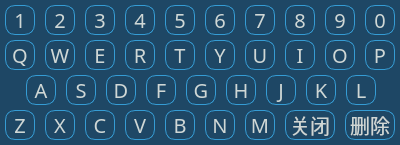
jiangyerui/Bevone, file Keyboard/Keyboard.ui: the form before one commit.
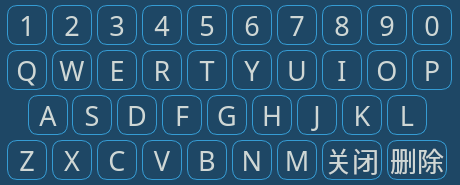
The form after the commit.

Commit message: 修改:         Bevone.pro.user 	修改:         CanMoudle/canmoudle.cpp 	修改:         Imframe/Imframe.cpp 	修改:         Keyboard/Keyboard.ui 	修改:         MainPage/mainwindow.cpp 	修改:         MainPage/mainwindow.ui 	修改:         Record/record.cpp 	修改:         Record/record.ui 	修改:         SystemSet/systemset.cpp 	修改:         SystemSet/systemset.ui 	修改:         TcpServer/tcpserver.cpp 	修改:         UserLogin/userlogin.ui 	修改:         image.qrc 	DejaVuSans.ttf 	Image/.directory 	Image/Bevone.png 	Image/backGround.png 	Image/devGround.png

```diff
--- a/Keyboard/Keyboard.ui
+++ b/Keyboard/Keyboard.ui
@@ -6,14 +6,14 @@
    <rect>
     <x>0</x>
     <y>0</y>
-    <width>400</width>
-    <height>145</height>
+    <width>460</width>
+    <height>185</height>
    </rect>
   </property>
   <property name="font">
    <font>
     <family>文泉驿等宽微米黑</family>
-    <pointsize>15</pointsize>
+    <pointsize>20</pointsize>
     <italic>false</italic>
    </font>
   </property>
@@ -39,10 +39,10 @@
   <widget class="QPushButton" name="pBtn_1">
    <property name="geometry">
     <rect>
-     <x>5</x>
+     <x>7</x>
      <y>5</y>
-     <width>30</width>
-     <height>30</height>
+     <width>40</width>
+     <height>40</height>
     </rect>
    </property>
    <property name="sizePolicy">
@@ -60,7 +60,7 @@
    <property name="font">
     <font>
      <family>文泉驿等宽微米黑</family>
-     <pointsize>15</pointsize>
+     <pointsize>20</pointsize>
      <weight>50</weight>
      <italic>false</italic>
      <bold>false</bold>
@@ -76,10 +76,10 @@
   <widget class="QPushButton" name="pBtn_2">
    <property name="geometry">
     <rect>
-     <x>45</x>
+     <x>52</x>
      <y>5</y>
-     <width>30</width>
-     <height>30</height>
+     <width>40</width>
+     <height>40</height>
     </rect>
    </property>
    <property name="sizePolicy">
@@ -97,7 +97,7 @@
    <property name="font">
     <font>
      <family>文泉驿等宽微米黑</family>
-     <pointsize>15</pointsize>
+     <pointsize>20</pointsize>
      <weight>50</weight>
      <italic>false</italic>
      <bold>false</bold>
@@ -113,10 +113,10 @@
   <widget class="QPushButton" name="pBtn_3">
    <property name="geometry">
     <rect>
-     <x>85</x>
+     <x>97</x>
      <y>5</y>
-     <width>30</width>
-     <height>30</height>
+     <width>40</width>
+     <height>40</height>
     </rect>
    </property>
    <property name="sizePolicy">
@@ -134,7 +134,7 @@
    <property name="font">
     <font>
      <family>文泉驿等宽微米黑</family>
-     <pointsize>15</pointsize>
+     <pointsize>20</pointsize>
      <weight>50</weight>
      <italic>false</italic>
      <bold>false</bold>
@@ -150,10 +150,10 @@
   <widget class="QPushButton" name="pBtn_4">
    <property name="geometry">
     <rect>
-     <x>125</x>
+     <x>142</x>
      <y>5</y>
-     <width>30</width>
-     <height>30</height>
+     <width>40</width>
+     <height>40</height>
     </rect>
    </property>
    <property name="sizePolicy">
@@ -171,7 +171,7 @@
    <property name="font">
     <font>
      <family>文泉驿等宽微米黑</family>
-     <pointsize>15</pointsize>
+     <pointsize>20</pointsize>
      <weight>50</weight>
      <italic>false</italic>
      <bold>false</bold>
@@ -187,10 +187,10 @@
   <widget class="QPushButton" name="pBtn_5">
    <property name="geometry">
     <rect>
-     <x>165</x>
+     <x>187</x>
      <y>5</y>
-     <width>30</width>
-     <height>30</height>
+     <width>40</width>
+     <height>40</height>
     </rect>
    </property>
    <property name="sizePolicy">
@@ -208,7 +208,7 @@
    <property name="font">
     <font>
      <family>文泉驿等宽微米黑</family>
-     <pointsize>15</pointsize>
+     <pointsize>20</pointsize>
      <weight>50</weight>
      <italic>false</italic>
      <bold>false</bold>
@@ -224,10 +224,10 @@
   <widget class="QPushButton" name="pBtn_6">
    <property name="geometry">
     <rect>
-     <x>205</x>
+     <x>232</x>
      <y>5</y>
-     <width>30</width>
-     <height>30</height>
+     <width>40</width>
+     <height>40</height>
     </rect>
    </property>
    <property name="sizePolicy">
@@ -245,7 +245,7 @@
    <property name="font">
     <font>
      <family>文泉驿等宽微米黑</family>
-     <pointsize>15</pointsize>
+     <pointsize>20</pointsize>
      <weight>50</weight>
      <italic>false</italic>
      <bold>false</bold>
@@ -261,10 +261,10 @@
   <widget class="QPushButton" name="pBtn_7">
    <property name="geometry">
     <rect>
-     <x>245</x>
+     <x>277</x>
      <y>5</y>
-     <width>30</width>
-     <height>30</height>
+     <width>40</width>
+     <height>40</height>
     </rect>
    </property>
    <property name="sizePolicy">
@@ -282,7 +282,7 @@
    <property name="font">
     <font>
      <family>文泉驿等宽微米黑</family>
-     <pointsize>15</pointsize>
+     <pointsize>20</pointsize>
      <weight>50</weight>
      <italic>false</italic>
      <bold>false</bold>
@@ -298,10 +298,10 @@
   <widget class="QPushButton" name="pBtn_10">
    <property name="geometry">
     <rect>
-     <x>365</x>
+     <x>412</x>
      <y>5</y>
-     <width>30</width>
-     <height>30</height>
+     <width>40</width>
+     <height>40</height>
     </rect>
    </property>
    <property name="sizePolicy">
@@ -319,7 +319,7 @@
    <property name="font">
     <font>
      <family>文泉驿等宽微米黑</family>
-     <pointsize>15</pointsize>
+     <pointsize>20</pointsize>
      <weight>50</weight>
      <italic>false</italic>
      <bold>false</bold>
@@ -335,10 +335,10 @@
   <widget class="QPushButton" name="pBtn_8">
    <property name="geometry">
     <rect>
-     <x>285</x>
+     <x>322</x>
      <y>5</y>
-     <width>30</width>
-     <height>30</height>
+     <width>40</width>
+     <height>40</height>
     </rect>
    </property>
    <property name="sizePolicy">
@@ -356,7 +356,7 @@
    <property name="font">
     <font>
      <family>文泉驿等宽微米黑</family>
-     <pointsize>15</pointsize>
+     <pointsize>20</pointsize>
      <weight>50</weight>
      <italic>false</italic>
      <bold>false</bold>
@@ -372,10 +372,10 @@
   <widget class="QPushButton" name="pBtn_9">
    <property name="geometry">
     <rect>
-     <x>325</x>
+     <x>367</x>
      <y>5</y>
-     <width>30</width>
-     <height>30</height>
+     <width>40</width>
+     <height>40</height>
     </rect>
    </property>
    <property name="sizePolicy">
@@ -393,7 +393,7 @@
    <property name="font">
     <font>
      <family>文泉驿等宽微米黑</family>
-     <pointsize>15</pointsize>
+     <pointsize>20</pointsize>
      <weight>50</weight>
      <italic>false</italic>
      <bold>false</bold>
@@ -409,10 +409,10 @@
   <widget class="QPushButton" name="pBtn_q">
    <property name="geometry">
     <rect>
-     <x>5</x>
-     <y>40</y>
-     <width>30</width>
-     <height>30</height>
+     <x>7</x>
+     <y>50</y>
+     <width>40</width>
+     <height>40</height>
     </rect>
    </property>
    <property name="sizePolicy">
@@ -430,7 +430,7 @@
    <property name="font">
     <font>
      <family>文泉驿等宽微米黑</family>
-     <pointsize>15</pointsize>
+     <pointsize>20</pointsize>
      <weight>50</weight>
      <italic>false</italic>
      <bold>false</bold>
@@ -446,10 +446,10 @@
   <widget class="QPushButton" name="pBtn_w">
    <property name="geometry">
     <rect>
-     <x>45</x>
-     <y>40</y>
-     <width>30</width>
-     <height>30</height>
+     <x>52</x>
+     <y>50</y>
+     <width>40</width>
+     <height>40</height>
     </rect>
    </property>
    <property name="sizePolicy">
@@ -467,7 +467,7 @@
    <property name="font">
     <font>
      <family>文泉驿等宽微米黑</family>
-     <pointsize>15</pointsize>
+     <pointsize>20</pointsize>
      <weight>50</weight>
      <italic>false</italic>
      <bold>false</bold>
@@ -483,10 +483,10 @@
   <widget class="QPushButton" name="pBtn_e">
    <property name="geometry">
     <rect>
-     <x>85</x>
-     <y>40</y>
-     <width>30</width>
-     <height>30</height>
+     <x>97</x>
+     <y>50</y>
+     <width>40</width>
+     <height>40</height>
     </rect>
    </property>
    <property name="sizePolicy">
@@ -504,7 +504,7 @@
    <property name="font">
     <font>
      <family>文泉驿等宽微米黑</family>
-     <pointsize>15</pointsize>
+     <pointsize>20</pointsize>
      <weight>50</weight>
      <italic>false</italic>
      <bold>false</bold>
@@ -520,10 +520,10 @@
   <widget class="QPushButton" name="pBtn_r">
    <property name="geometry">
     <rect>
-     <x>125</x>
-     <y>40</y>
-     <width>30</width>
-     <height>30</height>
+     <x>142</x>
+     <y>50</y>
+     <width>40</width>
+     <height>40</height>
     </rect>
    </property>
    <property name="sizePolicy">
@@ -541,7 +541,7 @@
    <property name="font">
     <font>
      <family>文泉驿等宽微米黑</family>
-     <pointsize>15</pointsize>
+     <pointsize>20</pointsize>
      <weight>50</weight>
      <italic>false</italic>
      <bold>false</bold>
@@ -557,10 +557,10 @@
   <widget class="QPushButton" name="pBtn_t">
    <property name="geometry">
     <rect>
-     <x>165</x>
-     <y>40</y>
-     <width>30</width>
-     <height>30</height>
+     <x>187</x>
+     <y>50</y>
+     <width>40</width>
+     <height>40</height>
     </rect>
    </property>
    <property name="sizePolicy">
@@ -578,7 +578,7 @@
    <property name="font">
     <font>
      <family>文泉驿等宽微米黑</family>
-     <pointsize>15</pointsize>
+     <pointsize>20</pointsize>
      <weight>50</weight>
      <italic>false</italic>
      <bold>false</bold>
@@ -594,10 +594,10 @@
   <widget class="QPushButton" name="pBtn_y">
    <property name="geometry">
     <rect>
-     <x>205</x>
-     <y>40</y>
-     <width>30</width>
-     <height>30</height>
+     <x>232</x>
+     <y>50</y>
+     <width>40</width>
+     <height>40</height>
     </rect>
    </property>
    <property name="sizePolicy">
@@ -615,7 +615,7 @@
    <property name="font">
     <font>
      <family>文泉驿等宽微米黑</family>
-     <pointsize>15</pointsize>
+     <pointsize>20</pointsize>
      <weight>50</weight>
      <italic>false</italic>
      <bold>false</bold>
@@ -631,10 +631,10 @@
   <widget class="QPushButton" name="pBtn_u">
    <property name="geometry">
     <rect>
-     <x>245</x>
-     <y>40</y>
-     <width>30</width>
-     <height>30</height>
+     <x>277</x>
+     <y>50</y>
+     <width>40</width>
+     <height>40</height>
     </rect>
    </property>
    <property name="sizePolicy">
@@ -652,7 +652,7 @@
    <property name="font">
     <font>
      <family>文泉驿等宽微米黑</family>
-     <pointsize>15</pointsize>
+     <pointsize>20</pointsize>
      <weight>50</weight>
      <italic>false</italic>
      <bold>false</bold>
@@ -668,10 +668,10 @@
   <widget class="QPushButton" name="pBtn_p">
    <property name="geometry">
     <rect>
-     <x>365</x>
-     <y>40</y>
-     <width>30</width>
-     <height>30</height>
+     <x>412</x>
+     <y>50</y>
+     <width>40</width>
+     <height>40</height>
     </rect>
    </property>
    <property name="sizePolicy">
@@ -689,7 +689,7 @@
    <property name="font">
     <font>
      <family>文泉驿等宽微米黑</family>
-     <pointsize>15</pointsize>
+     <pointsize>20</pointsize>
      <weight>50</weight>
      <italic>false</italic>
      <bold>false</bold>
@@ -705,10 +705,10 @@
   <widget class="QPushButton" name="pBtn_i">
    <property name="geometry">
     <rect>
-     <x>285</x>
-     <y>40</y>
-     <width>30</width>
-     <height>30</height>
+     <x>322</x>
+     <y>50</y>
+     <width>40</width>
+     <height>40</height>
     </rect>
    </property>
    <property name="sizePolicy">
@@ -726,7 +726,7 @@
    <property name="font">
     <font>
      <family>文泉驿等宽微米黑</family>
-     <pointsize>15</pointsize>
+     <pointsize>20</pointsize>
      <weight>50</weight>
      <italic>false</italic>
      <bold>false</bold>
@@ -742,10 +742,10 @@
   <widget class="QPushButton" name="pBtn_o">
    <property name="geometry">
     <rect>
-     <x>325</x>
-     <y>40</y>
-     <width>30</width>
-     <height>30</height>
+     <x>367</x>
+     <y>50</y>
+     <width>40</width>
+     <height>40</height>
     </rect>
    </property>
    <property name="sizePolicy">
@@ -763,7 +763,7 @@
    <property name="font">
     <font>
      <family>文泉驿等宽微米黑</family>
-     <pointsize>15</pointsize>
+     <pointsize>20</pointsize>
      <weight>50</weight>
      <italic>false</italic>
      <bold>false</bold>
@@ -779,10 +779,10 @@
   <widget class="QPushButton" name="pBtn_a">
    <property name="geometry">
     <rect>
-     <x>26</x>
-     <y>75</y>
-     <width>30</width>
-     <height>30</height>
+     <x>28</x>
+     <y>95</y>
+     <width>40</width>
+     <height>40</height>
     </rect>
    </property>
    <property name="sizePolicy">
@@ -800,7 +800,7 @@
    <property name="font">
     <font>
      <family>文泉驿等宽微米黑</family>
-     <pointsize>15</pointsize>
+     <pointsize>20</pointsize>
      <weight>50</weight>
      <italic>false</italic>
      <bold>false</bold>
@@ -816,10 +816,10 @@
   <widget class="QPushButton" name="pBtn_s">
    <property name="geometry">
     <rect>
-     <x>66</x>
-     <y>75</y>
-     <width>30</width>
-     <height>30</height>
+     <x>72</x>
+     <y>95</y>
+     <width>40</width>
+     <height>40</height>
     </rect>
    </property>
    <property name="sizePolicy">
@@ -837,7 +837,7 @@
    <property name="font">
     <font>
      <family>文泉驿等宽微米黑</family>
-     <pointsize>15</pointsize>
+     <pointsize>20</pointsize>
      <weight>50</weight>
      <italic>false</italic>
      <bold>false</bold>
@@ -853,10 +853,10 @@
   <widget class="QPushButton" name="pBtn_d">
    <property name="geometry">
     <rect>
-     <x>106</x>
-     <y>75</y>
-     <width>30</width>
-     <height>30</height>
+     <x>117</x>
+     <y>95</y>
+     <width>40</width>
+     <height>40</height>
     </rect>
    </property>
    <property name="sizePolicy">
@@ -874,7 +874,7 @@
    <property name="font">
     <font>
      <family>文泉驿等宽微米黑</family>
-     <pointsize>15</pointsize>
+     <pointsize>20</pointsize>
      <weight>50</weight>
      <italic>false</italic>
      <bold>false</bold>
@@ -890,10 +890,10 @@
   <widget class="QPushButton" name="pBtn_f">
    <property name="geometry">
     <rect>
-     <x>146</x>
-     <y>75</y>
-     <width>30</width>
-     <height>30</height>
+     <x>162</x>
+     <y>95</y>
+     <width>40</width>
+     <height>40</height>
     </rect>
    </property>
    <property name="sizePolicy">
@@ -911,7 +911,7 @@
    <property name="font">
     <font>
      <family>文泉驿等宽微米黑</family>
-     <pointsize>15</pointsize>
+     <pointsize>20</pointsize>
      <weight>50</weight>
      <italic>false</italic>
      <bold>false</bold>
@@ -927,10 +927,10 @@
   <widget class="QPushButton" name="pBtn_g">
    <property name="geometry">
     <rect>
-     <x>186</x>
-     <y>75</y>
-     <width>30</width>
-     <height>30</height>
+     <x>207</x>
+     <y>95</y>
+     <width>40</width>
+     <height>40</height>
     </rect>
    </property>
    <property name="sizePolicy">
@@ -948,7 +948,7 @@
    <property name="font">
     <font>
      <family>文泉驿等宽微米黑</family>
-     <pointsize>15</pointsize>
+     <pointsize>20</pointsize>
      <weight>50</weight>
      <italic>false</italic>
      <bold>false</bold>
@@ -964,10 +964,10 @@
   <widget class="QPushButton" name="pBtn_h">
    <property name="geometry">
     <rect>
-     <x>226</x>
-     <y>75</y>
-     <width>30</width>
-     <height>30</height>
+     <x>252</x>
+     <y>95</y>
+     <width>40</width>
+     <height>40</height>
     </rect>
    </property>
    <property name="sizePolicy">
@@ -985,7 +985,7 @@
    <property name="font">
     <font>
      <family>文泉驿等宽微米黑</family>
-     <pointsize>15</pointsize>
+     <pointsize>20</pointsize>
      <weight>50</weight>
      <italic>false</italic>
      <bold>false</bold>
@@ -1001,10 +1001,10 @@
   <widget class="QPushButton" name="pBtn_j">
    <property name="geometry">
     <rect>
-     <x>266</x>
-     <y>75</y>
-     <width>30</width>
-     <height>30</height>
+     <x>297</x>
+     <y>95</y>
+     <width>40</width>
+     <height>40</height>
     </rect>
    </property>
    <property name="sizePolicy">
@@ -1022,7 +1022,7 @@
    <property name="font">
     <font>
      <family>文泉驿等宽微米黑</family>
-     <pointsize>15</pointsize>
+     <pointsize>20</pointsize>
      <weight>50</weight>
      <italic>false</italic>
      <bold>false</bold>
@@ -1038,10 +1038,10 @@
   <widget class="QPushButton" name="pBtn_k">
    <property name="geometry">
     <rect>
-     <x>306</x>
-     <y>75</y>
-     <width>30</width>
-     <height>30</height>
+     <x>342</x>
+     <y>95</y>
+     <width>40</width>
+     <height>40</height>
     </rect>
    </property>
    <property name="sizePolicy">
@@ -1059,7 +1059,7 @@
    <property name="font">
     <font>
      <family>文泉驿等宽微米黑</family>
-     <pointsize>15</pointsize>
+     <pointsize>20</pointsize>
      <weight>50</weight>
      <italic>false</italic>
      <bold>false</bold>
@@ -1075,10 +1075,10 @@
   <widget class="QPushButton" name="pBtn_l">
    <property name="geometry">
     <rect>
-     <x>346</x>
-     <y>75</y>
-     <width>30</width>
-     <height>30</height>
+     <x>387</x>
+     <y>95</y>
+     <width>40</width>
+     <height>40</height>
     </rect>
    </property>
    <property name="sizePolicy">
@@ -1096,7 +1096,7 @@
    <property name="font">
     <font>
      <family>文泉驿等宽微米黑</family>
-     <pointsize>15</pointsize>
+     <pointsize>20</pointsize>
      <weight>50</weight>
      <italic>false</italic>
      <bold>false</bold>
@@ -1112,10 +1112,10 @@
   <widget class="QPushButton" name="pBtn_z">
    <property name="geometry">
     <rect>
-     <x>5</x>
-     <y>110</y>
-     <width>30</width>
-     <height>30</height>
+     <x>7</x>
+     <y>140</y>
+     <width>40</width>
+     <height>40</height>
     </rect>
    </property>
    <property name="sizePolicy">
@@ -1133,7 +1133,7 @@
    <property name="font">
     <font>
      <family>文泉驿等宽微米黑</family>
-     <pointsize>15</pointsize>
+     <pointsize>20</pointsize>
      <weight>50</weight>
      <italic>false</italic>
      <bold>false</bold>
@@ -1149,10 +1149,10 @@
   <widget class="QPushButton" name="pBtn_x">
    <property name="geometry">
     <rect>
-     <x>45</x>
-     <y>110</y>
-     <width>30</width>
-     <height>30</height>
+     <x>52</x>
+     <y>140</y>
+     <width>40</width>
+     <height>40</height>
     </rect>
    </property>
    <property name="sizePolicy">
@@ -1170,7 +1170,7 @@
    <property name="font">
     <font>
      <family>文泉驿等宽微米黑</family>
-     <pointsize>15</pointsize>
+     <pointsize>20</pointsize>
      <weight>50</weight>
      <italic>false</italic>
      <bold>false</bold>
@@ -1186,10 +1186,10 @@
   <widget class="QPushButton" name="pBtn_c">
    <property name="geometry">
     <rect>
-     <x>85</x>
-     <y>110</y>
-     <width>30</width>
-     <height>30</height>
+     <x>97</x>
+     <y>140</y>
+     <width>40</width>
+     <height>40</height>
     </rect>
    </property>
    <property name="sizePolicy">
@@ -1207,7 +1207,7 @@
    <property name="font">
     <font>
      <family>文泉驿等宽微米黑</family>
-     <pointsize>15</pointsize>
+     <pointsize>20</pointsize>
      <weight>50</weight>
      <italic>false</italic>
      <bold>false</bold>
@@ -1223,10 +1223,10 @@
   <widget class="QPushButton" name="pBtn_v">
    <property name="geometry">
     <rect>
-     <x>125</x>
-     <y>110</y>
-     <width>30</width>
-     <height>30</height>
+     <x>142</x>
+     <y>140</y>
+     <width>40</width>
+     <height>40</height>
     </rect>
    </property>
    <property name="sizePolicy">
@@ -1244,7 +1244,7 @@
    <property name="font">
     <font>
      <family>文泉驿等宽微米黑</family>
-     <pointsize>15</pointsize>
+     <pointsize>20</pointsize>
      <weight>50</weight>
      <italic>false</italic>
      <bold>false</bold>
@@ -1260,10 +1260,10 @@
   <widget class="QPushButton" name="pBtn_b">
    <property name="geometry">
     <rect>
-     <x>165</x>
-     <y>110</y>
-     <width>30</width>
-     <height>30</height>
+     <x>187</x>
+     <y>140</y>
+     <width>40</width>
+     <height>40</height>
     </rect>
    </property>
    <property name="sizePolicy">
@@ -1281,7 +1281,7 @@
    <property name="font">
     <font>
      <family>文泉驿等宽微米黑</family>
-     <pointsize>15</pointsize>
+     <pointsize>20</pointsize>
      <weight>50</weight>
      <italic>false</italic>
      <bold>false</bold>
@@ -1297,10 +1297,10 @@
   <widget class="QPushButton" name="pBtn_n">
    <property name="geometry">
     <rect>
-     <x>205</x>
-     <y>110</y>
-     <width>30</width>
-     <height>30</height>
+     <x>232</x>
+     <y>140</y>
+     <width>40</width>
+     <height>40</height>
     </rect>
    </property>
    <property name="sizePolicy">
@@ -1318,7 +1318,7 @@
    <property name="font">
     <font>
      <family>文泉驿等宽微米黑</family>
-     <pointsize>15</pointsize>
+     <pointsize>20</pointsize>
      <weight>50</weight>
      <italic>false</italic>
      <bold>false</bold>
@@ -1334,10 +1334,10 @@
   <widget class="QPushButton" name="pBtn_m">
    <property name="geometry">
     <rect>
-     <x>245</x>
-     <y>110</y>
-     <width>30</width>
-     <height>30</height>
+     <x>277</x>
+     <y>140</y>
+     <width>40</width>
+     <height>40</height>
     </rect>
    </property>
    <property name="sizePolicy">
@@ -1355,7 +1355,7 @@
    <property name="font">
     <font>
      <family>文泉驿等宽微米黑</family>
-     <pointsize>15</pointsize>
+     <pointsize>20</pointsize>
      <weight>50</weight>
      <italic>false</italic>
      <bold>false</bold>
@@ -1371,10 +1371,10 @@
   <widget class="QPushButton" name="pBtn_del">
    <property name="geometry">
     <rect>
-     <x>345</x>
-     <y>110</y>
-     <width>50</width>
-     <height>30</height>
+     <x>387</x>
+     <y>140</y>
+     <width>60</width>
+     <height>40</height>
     </rect>
    </property>
    <property name="sizePolicy">
@@ -1392,7 +1392,7 @@
    <property name="font">
     <font>
      <family>文泉驿等宽微米黑</family>
-     <pointsize>15</pointsize>
+     <pointsize>20</pointsize>
      <weight>50</weight>
      <italic>false</italic>
      <bold>false</bold>
@@ -1408,10 +1408,10 @@
   <widget class="QPushButton" name="pBtn_gb">
    <property name="geometry">
     <rect>
-     <x>285</x>
-     <y>110</y>
-     <width>50</width>
-     <height>30</height>
+     <x>322</x>
+     <y>140</y>
+     <width>60</width>
+     <height>40</height>
     </rect>
    </property>
    <property name="sizePolicy">
@@ -1429,7 +1429,7 @@
    <property name="font">
     <font>
      <family>文泉驿等宽微米黑</family>
-     <pointsize>15</pointsize>
+     <pointsize>20</pointsize>
      <weight>50</weight>
      <italic>false</italic>
      <bold>false</bold>
```
Left out of the diff: 3 changed lines with no effect on the pictures. The commit also changes 12 other files.
